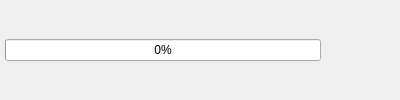
Old version of the form UI/dooble_downloads_item.ui in the repository textbrowser/dooble.
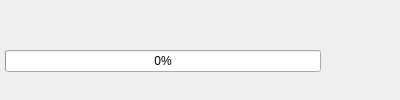
New version of the form.

Commit message: Include original URL in download entry.

What changed in the file:
```diff
--- a/UI/dooble_downloads_item.ui
+++ b/UI/dooble_downloads_item.ui
@@ -50,6 +50,13 @@
        </property>
       </widget>
      </item>
+     <item>
+      <widget class="QLabel" name="url">
+       <property name="text">
+        <string/>
+       </property>
+      </widget>
+     </item>
      <item>
       <widget class="QProgressBar" name="progress">
        <property name="value">
```
The commit also changes 1 other file.
